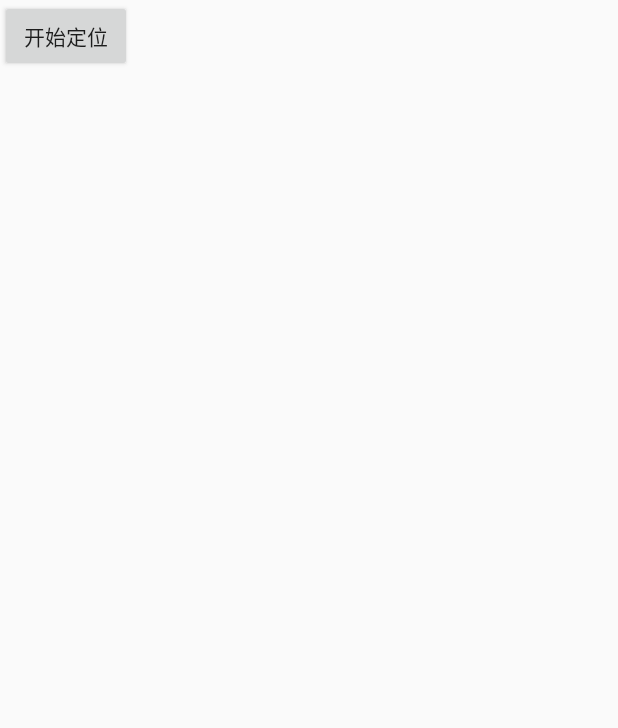
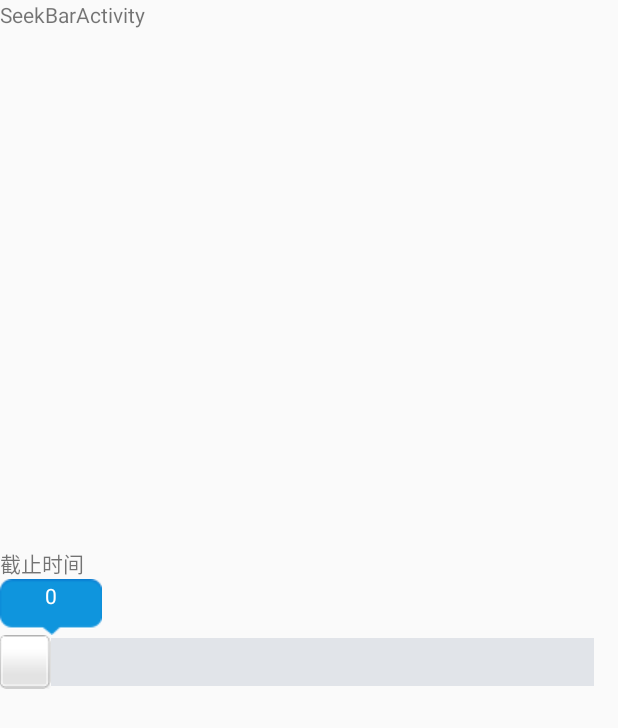
Before and after one commit to fredsun/Fred, an Android app: the screen it shows after launch (LocationActivity before the commit, SeekBarActivity after it), on a phone screen of 412 x 824 dp. Shown: the top 728 px of the screen. Run offline under Robolectric (Android 15) with nearby library versions, the light colour scheme and no system bars; libraries missing offline, so code that uses them is left out: com.baidu.mapapi; 2 statements that could not run were skipped.

Commit message:
加入seekBar的demo

```diff
--- a/app/src/main/AndroidManifest.xml
+++ b/app/src/main/AndroidManifest.xml
@@ -63,18 +63,18 @@
             android:theme="@style/AppTheme.NoActionBar">
 
         </activity>
-        <activity android:name=".activity.HomeActivity">
+        <activity android:name=".activity.SeekBarActivity">
+            <intent-filter>
+                <action android:name="android.intent.action.MAIN" />
 
+                <category android:name="android.intent.category.LAUNCHER" />
+            </intent-filter>
         </activity>
         <activity android:name=".activity.NearbyActivity">
 
         </activity>
         <activity android:name=".activity.LocationActivity">
-            <intent-filter>
-                <action android:name="android.intent.action.MAIN" />
 
-                <category android:name="android.intent.category.LAUNCHER" />
-            </intent-filter>
         </activity>
 
 
--- a/app/src/main/java/com/fred/activity/HomeActivity.java
+++ b/app/src/main/java/com/fred/activity/HomeActivity.java
@@ -7,9 +7,9 @@ import com.fred.R;
 import com.fred.base.BaseActivity;
 
 /**
- * Created by Administrator on 2016/7/19.
+ * Created by Fred on 2016/9/18.
  */
-public class HomeActivity extends BaseActivity {
+public class HomeActivity extends BaseActivity{
     @Override
     protected void onCreate(@Nullable Bundle savedInstanceState) {
         super.onCreate(savedInstanceState);
--- a/app/src/main/java/com/fred/activity/LocationActivity.java
+++ b/app/src/main/java/com/fred/activity/LocationActivity.java
@@ -1,7 +1,6 @@
 package com.fred.activity;
 
 import android.os.Bundle;
-import android.support.annotation.Nullable;
 import android.text.method.ScrollingMovementMethod;
 import android.view.View;
 import android.widget.Button;
@@ -29,7 +28,7 @@ public class LocationActivity extends BaseActivity {
         // -----------demo view config ------------
         setContentView(R.layout.activity_loc);
         LocationResult = (TextView) findViewById(R.id.textView1);
-        LocationResult.setMovementMethod(ScrollingMovementMethod.getInstance());
+        LocationResult.setMovementMethod(ScrollingMovementMethod.getInstance());//可滑动的TextView
         startLocation = (Button) findViewById(R.id.addfence);
 
     }
--- /dev/null
+++ b/app/src/main/java/com/fred/activity/SeekBarActivity.java
@@ -0,0 +1,104 @@
+package com.fred.activity;
+
+import android.content.Context;
+import android.os.Bundle;
+import android.support.annotation.Nullable;
+import android.util.DisplayMetrics;
+import android.widget.LinearLayout;
+import android.widget.SeekBar;
+import android.widget.TextView;
+
+import com.fred.R;
+import com.fred.base.BaseActivity;
+
+/**
+ * Created by Administrator on 2016/7/19.
+ */
+public class SeekBarActivity extends BaseActivity {
+    private TextView tv_num,tv_deadline;
+    private SeekBar seekBar;
+    private double width, xDensity;
+    private int barNumbers =0;
+
+
+    private DisplayMetrics displaysMetrics;
+    @Override
+    protected void onCreate(@Nullable Bundle savedInstanceState) {
+        super.onCreate(savedInstanceState);
+        setContentView(R.layout.activity_seekbar);
+        initView();
+        initSeekBarProgress();
+    }
+    //获取屏幕信息，以及初始化操作
+    private void initView() {
+        displaysMetrics = getResources().getDisplayMetrics();
+        width = displaysMetrics.widthPixels;
+        xDensity = (width - dip2px(this, 51)) / 100;
+        seekBar = (SeekBar) findViewById(R.id.seekBar1);
+        tv_num = (TextView) findViewById(R.id.num_tv);
+        tv_deadline = (TextView) findViewById(R.id.tv_deadline);
+    }
+    //TextView跟随SeekBar移动
+    private void initSeekBarProgress() {
+        seekBar.setProgress(barNumbers);
+        seekBar.setOnSeekBarChangeListener(mSeekChange);
+        LinearLayout.LayoutParams paramsStrength = new LinearLayout.LayoutParams(
+                LinearLayout.LayoutParams.WRAP_CONTENT,
+                LinearLayout.LayoutParams.WRAP_CONTENT);
+        paramsStrength.leftMargin = (int) (barNumbers * xDensity);
+        tv_num.setLayoutParams(paramsStrength);
+        tv_num.setText(barNumbers +"");
+    }
+
+    private SeekBar.OnSeekBarChangeListener mSeekChange = new SeekBar.OnSeekBarChangeListener() {
+        @Override
+        public void onProgressChanged(SeekBar seekBar, int progress, boolean fromUser) {
+            barNumbers = progress;
+            LinearLayout.LayoutParams paramsStrength = new LinearLayout.LayoutParams(
+                    LinearLayout.LayoutParams.WRAP_CONTENT,
+                    LinearLayout.LayoutParams.WRAP_CONTENT);
+            paramsStrength.leftMargin = (int) (progress * xDensity);
+            tv_num.setLayoutParams(paramsStrength);
+            tv_num.setText(barNumbers +"");
+
+        }
+
+        @Override
+        public void onStartTrackingTouch(SeekBar seekBar) {
+            // TODO Auto-generated method stub
+        }
+
+        @Override
+        public void onStopTrackingTouch(SeekBar seekBar) {
+            int seekProgress = seekBar.getProgress();
+            if(seekProgress<3.3){
+                seekBar.setProgress(0);
+            }else if(seekProgress>=13 && seekProgress<38){
+                seekBar.setProgress(25);
+            }else if(seekProgress>=38 && seekProgress<63){
+                seekBar.setProgress(50);
+            }else if(seekProgress>=63 && seekProgress<88){
+                seekBar.setProgress(75);
+            }else if(seekProgress>=88){
+                seekBar.setProgress(100);
+            }
+        }
+
+    };
+
+    /**
+     * 根据手机分辨率从 px(像素) 单位 转成 dp
+     */
+    public static int px2dip(Context context, float pxValue) {
+        final float scale = context.getResources().getDisplayMetrics().density;
+        return (int) (pxValue / scale + 0.5f);
+    }
+
+    /**
+     * 根据手机分辨率从 dp 单位 转成 px(像素)
+     */
+    public static int dip2px(Context context, float dpValue) {
+        final float scale = context.getResources().getDisplayMetrics().density;
+        return (int) (dpValue * scale + 0.5f);
+    }
+}
--- a/app/src/main/java/com/fred/utils/MyActivityList.java
+++ b/app/src/main/java/com/fred/utils/MyActivityList.java
@@ -2,7 +2,7 @@ package com.fred.utils;
 
 import android.app.Activity;
 
-import com.fred.activity.HomeActivity;
+import com.fred.activity.SeekBarActivity;
 
 import java.util.Iterator;
 import java.util.LinkedList;
@@ -93,7 +93,7 @@ public class MyActivityList {
 		Iterator<Activity> it = activityList.iterator();
 		while (it.hasNext()) {
 			Activity lActivity = it.next();
-			if (lActivity.getClass().equals(HomeActivity.class)) {
+			if (lActivity.getClass().equals(SeekBarActivity.class)) {
 				continue;
 			}
 			lActivity.finish();
--- /dev/null
+++ b/app/src/main/res/drawable/seekbar_img.xml
@@ -0,0 +1,13 @@
+<?xml version="1.0" encoding="utf-8"?>
+<layer-list xmlns:android="http://schemas.android.com/apk/res/android" >
+
+    <!-- 背景图 -->
+    <item
+        android:id="@android:id/background"
+        android:drawable="@drawable/bg"/>
+    <!-- 进和能量图 -->
+    <item
+        android:id="@android:id/progress"
+        android:drawable="@drawable/bg2"/>
+
+</layer-list>
--- /dev/null
+++ b/app/src/main/res/drawable/thumb.xml
@@ -0,0 +1,10 @@
+<?xml version="1.0" encoding="UTF-8"?>
+<selector xmlns:android="http://schemas.android.com/apk/res/android">
+
+    <!-- 按下状态 -->
+    <item android:drawable="@drawable/bg3" android:state_pressed="true"/>
+
+    <!-- 普通无焦点状态 -->
+    <item android:drawable="@drawable/bg4" android:state_focused="false" android:state_pressed="false"/>
+
+</selector>
--- a/app/src/main/res/layout/activity_home.xml
+++ b/app/src/main/res/layout/activity_home.xml
@@ -6,5 +6,8 @@
     <TextView
         android:layout_width="wrap_content"
         android:layout_height="wrap_content"
-        android:text="HomeActivity"/>
+        android:text="HomeActivity"
+        android:id="@+id/tv_title"/>
+
+
 </RelativeLayout>
--- /dev/null
+++ b/app/src/main/res/layout/activity_seekbar.xml
@@ -0,0 +1,43 @@
+<?xml version="1.0" encoding="utf-8"?>
+<RelativeLayout xmlns:android="http://schemas.android.com/apk/res/android"
+    android:layout_width="match_parent"
+    android:layout_height="match_parent">
+
+    <TextView
+        android:layout_width="wrap_content"
+        android:layout_height="wrap_content"
+        android:text="SeekBarActivity"
+        android:id="@+id/tv_title"/>
+    <LinearLayout
+        android:layout_width="fill_parent"
+        android:layout_height="wrap_content"
+        android:layout_centerHorizontal="true"
+        android:layout_centerVertical="true"
+        android:orientation="vertical" >
+
+        <TextView
+            android:layout_width="wrap_content"
+            android:layout_height="wrap_content"
+            android:text="截止时间"
+            android:id="@+id/tv_deadline"/>
+        <TextView
+            android:id="@+id/num_tv"
+            android:layout_width="wrap_content"
+            android:layout_height="wrap_content"
+            android:background="@drawable/publish_seekbar_dialog"
+            android:gravity="center_horizontal"
+            android:paddingTop="1dp"
+            android:text="0"
+            android:textColor="#ffffff" />
+
+        <SeekBar
+            android:id="@+id/seekBar1"
+            android:layout_width="match_parent"
+            android:layout_height="wrap_content"
+            android:max="100"
+            android:progress="0"
+            android:progressDrawable="@drawable/seekbar_img"
+            android:thumb="@drawable/thumb" />
+    </LinearLayout>
+
+</RelativeLayout>
```
Also changed, not shown: app/src/main/res/drawable/bg.png (added), app/src/main/res/drawable/bg2.png (added), app/src/main/res/drawable/bg3.png (added), app/src/main/res/drawable/bg4.png (added), app/src/main/res/drawable/publish_seekbar_dialog.png (added).
